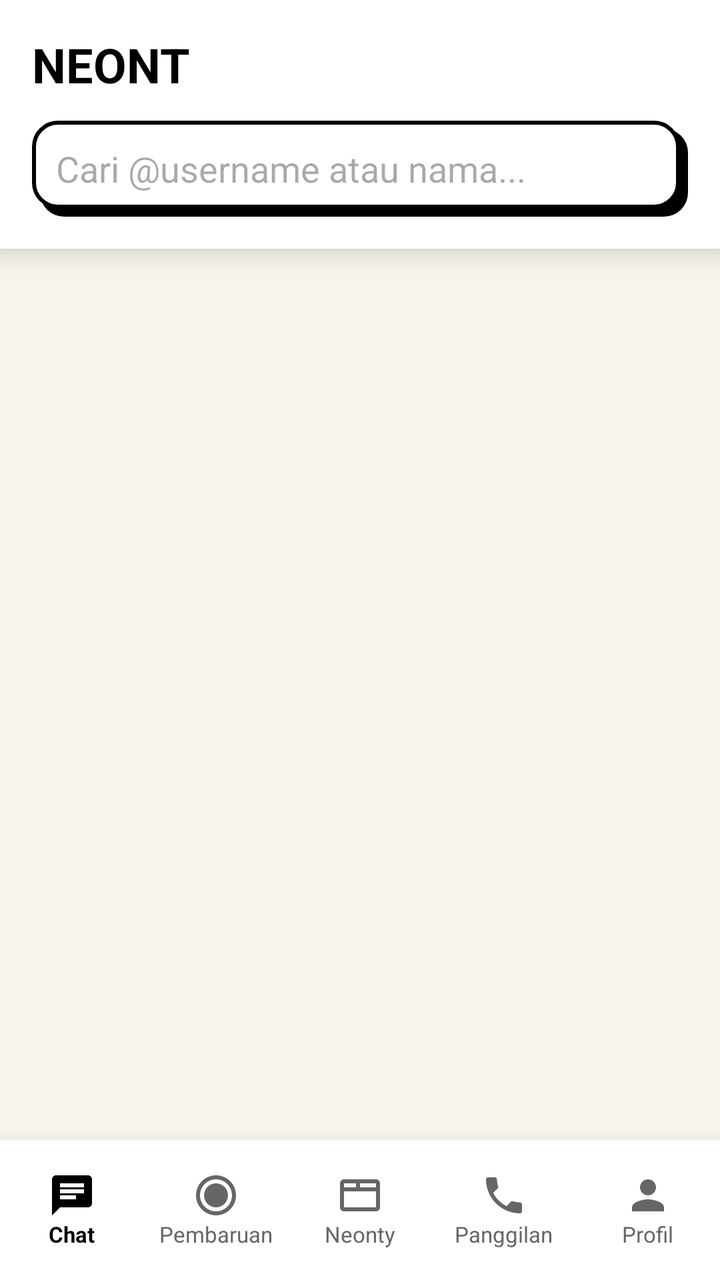
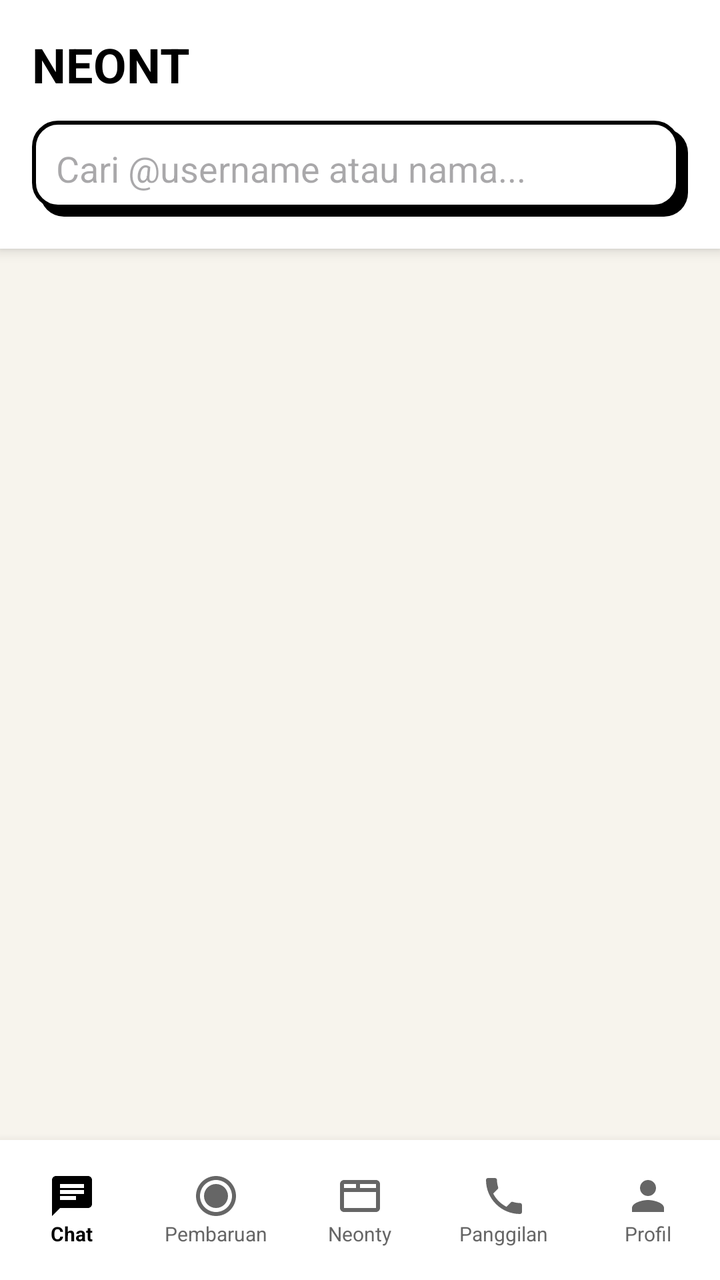

An Android layout rendered at two revisions. The XML below is the earlier revision; the diff shows what the commit changed to produce the second picture.
<!-- AndroidManifest.xml: application theme Theme.Material3.DayNight.NoActionBar -->
<!-- res/layout/activity_home.xml -->
<?xml version="1.0" encoding="utf-8"?>
<androidx.constraintlayout.widget.ConstraintLayout xmlns:android="http://schemas.android.com/apk/res/android"
    xmlns:app="http://schemas.android.com/apk/res-auto"
    android:layout_width="match_parent"
    android:layout_height="match_parent"
    android:background="@color/nb_bg">

    
    <LinearLayout
        android:id="@+id/headerLayout"
        android:layout_width="match_parent"
        android:layout_height="wrap_content"
        android:orientation="vertical"
        android:padding="16dp"
        android:background="@color/nb_white"
        android:elevation="8dp"
        app:layout_constraintTop_toTopOf="parent">

        <TextView
            android:layout_width="wrap_content"
            android:layout_height="wrap_content"
            android:text="NEONT"
            android:textColor="@color/nb_black"
            android:textSize="24sp"
            android:textStyle="bold"
            android:layout_marginBottom="12dp"/>

        <EditText
            android:id="@+id/etHomeSearch"
            android:layout_width="match_parent"
            android:layout_height="48dp"
            android:background="@drawable/nb_box_white"
            android:hint="Cari @username atau nama..."
            android:padding="12dp"
            android:inputType="text"
            android:importantForAutofill="no"/>
    </LinearLayout>

    
    <androidx.recyclerview.widget.RecyclerView
        android:id="@+id/rvChats"
        android:layout_width="match_parent"
        android:layout_height="0dp"
        android:layout_margin="8dp"
        app:layout_constraintTop_toBottomOf="@id/headerLayout"
        app:layout_constraintBottom_toTopOf="@id/bottomNav" />

    
    <LinearLayout
        android:id="@+id/bottomNav"
        android:layout_width="match_parent"
        android:layout_height="70dp"
        android:background="@color/nb_white"
        android:elevation="10dp"
        android:orientation="horizontal"
        app:layout_constraintBottom_toBottomOf="parent">

        <LinearLayout 
            android:id="@+id/navChat"
            android:layout_width="0dp" android:layout_height="match_parent" android:layout_weight="1" android:orientation="vertical" android:gravity="center" android:background="?attr/selectableItemBackground">
            <ImageView android:layout_width="24dp" android:layout_height="24dp" android:src="@drawable/ic_wa_chat" app:tint="@color/nb_black"/>
            <TextView android:layout_width="wrap_content" android:layout_height="wrap_content" android:text="Chat" android:textSize="11sp" android:textStyle="bold" android:textColor="@color/nb_black"/>
        </LinearLayout>

        <LinearLayout 
            android:id="@+id/navPembaruan"
            android:layout_width="0dp" android:layout_height="match_parent" android:layout_weight="1" android:orientation="vertical" android:gravity="center" android:background="?attr/selectableItemBackground">
            <ImageView android:layout_width="24dp" android:layout_height="24dp" android:src="@drawable/ic_wa_status" app:tint="#666666"/>
            <TextView android:layout_width="wrap_content" android:layout_height="wrap_content" android:text="Pembaruan" android:textSize="11sp" android:textColor="#666666"/>
        </LinearLayout>

        <LinearLayout 
            android:id="@+id/navNeonty"
            android:layout_width="0dp" android:layout_height="match_parent" android:layout_weight="1" android:orientation="vertical" android:gravity="center" android:background="?attr/selectableItemBackground">
            <ImageView android:layout_width="24dp" android:layout_height="24dp" android:src="@drawable/ic_neonty_box" app:tint="#666666"/>
            <TextView android:layout_width="wrap_content" android:layout_height="wrap_content" android:text="Neonty" android:textSize="11sp" android:textColor="#666666"/>
        </LinearLayout>

        <LinearLayout 
            android:id="@+id/navPanggilan"
            android:layout_width="0dp" android:layout_height="match_parent" android:layout_weight="1" android:orientation="vertical" android:gravity="center" android:background="?attr/selectableItemBackground">
            <ImageView android:layout_width="24dp" android:layout_height="24dp" android:src="@drawable/ic_wa_call" app:tint="#666666"/>
            <TextView android:layout_width="wrap_content" android:layout_height="wrap_content" android:text="Panggilan" android:textSize="11sp" android:textColor="#666666"/>
        </LinearLayout>

        <LinearLayout 
            android:id="@+id/navProfile"
            android:layout_width="0dp" 
            android:layout_height="match_parent" 
            android:layout_weight="1" 
            android:orientation="vertical" 
            android:gravity="center" 
            android:background="?attr/selectableItemBackground">
            <ImageView android:layout_width="24dp" android:layout_height="24dp" android:src="@drawable/ic_wa_profile" app:tint="#666666"/>
            <TextView android:layout_width="wrap_content" android:layout_height="wrap_content" android:text="Profil" android:textSize="11sp" android:textColor="#666666"/>
        </LinearLayout>

    </LinearLayout>
</androidx.constraintlayout.widget.ConstraintLayout>
<!-- resources referenced by this layout -->
<resources>
  <color name="nb_bg">#F7F4ED</color>
  <color name="nb_black">#000000</color>
  <color name="nb_white">#FFFFFF</color>
  <!-- drawable ic_neonty_box (drawable) -->
  <vector xmlns:android="http://schemas.android.com/apk/res/android" android:width="24dp" android:height="24dp" android:viewportWidth="24" android:viewportHeight="24">
      <path android:fillColor="#000000" android:pathData="M20,4H4C2.9,4 2,4.9 2,6v12c0,1.1 0.9,2 2,2h16c1.1,0 2,-0.9 2,-2V6C22,4.9 21.1,4 20,4zM20,8h-8V6h8V8zM4,6h6v2H4V6zM4,18v-8h16v8H4z"/>
  </vector>
  <!-- drawable ic_wa_call (drawable) -->
  <vector xmlns:android="http://schemas.android.com/apk/res/android" android:width="24dp" android:height="24dp" android:viewportWidth="24" android:viewportHeight="24"><path android:fillColor="#000000" android:pathData="M6.62,10.79c1.44,2.83 3.76,5.14 6.59,6.59l2.2,-2.2c0.27,-0.27 0.67,-0.36 1.02,-0.24 1.12,0.37 2.33,0.57 3.57,0.57 0.55,0 1,0.45 1,1V20c0,0.55 -0.45,1 -1,1 -9.39,0 -17,-7.61 -17,-17 0,-0.55 0.45,-1 1,-1h3.5c0.55,0 1,0.45 1,1 0,1.25 0.2,2.45 0.57,3.57 0.11,0.35 0.03,0.74 -0.25,1.02l-2.2,2.2z"/></vector>
  <!-- drawable ic_wa_chat (drawable) -->
  <vector xmlns:android="http://schemas.android.com/apk/res/android" android:width="24dp" android:height="24dp" android:viewportWidth="24" android:viewportHeight="24"><path android:fillColor="#000000" android:pathData="M20,2H4c-1.1,0 -2,0.9 -2,2v18l4,-4h14c1.1,0 2,-0.9 2,-2V4c0,-1.1 -0.9,-2 -2,-2zM6,9h12v2H6V9zM14,14H6v-2h8V14zM18,8H6V6h12V8z"/></vector>
  <!-- drawable ic_wa_profile (drawable) -->
  <vector xmlns:android="http://schemas.android.com/apk/res/android" android:width="24dp" android:height="24dp" android:viewportWidth="24" android:viewportHeight="24">
      <path android:fillColor="#000000" android:pathData="M12,12c2.21,0 4,-1.79 4,-4s-1.79,-4 -4,-4 -4,1.79 -4,4 1.79,4 4,4zM12,14c-2.67,0 -8,1.34 -8,4v2h16v-2c0,-2.66 -5.33,-4 -8,-4z"/>
  </vector>
  <!-- drawable ic_wa_status (drawable) -->
  <vector xmlns:android="http://schemas.android.com/apk/res/android" android:width="24dp" android:height="24dp" android:viewportWidth="24" android:viewportHeight="24"><path android:fillColor="#000000" android:pathData="M12,2C6.48,2 2,6.48 2,12s4.48,10 10,10 10,-4.48 10,-10S17.52,2 12,2zM12,20c-4.41,0 -8,-3.59 -8,-8s3.59,-8 8,-8 8,3.59 8,8 -3.59,8 -8,8zM12,6c-3.31,0 -6,2.69 -6,6s2.69,6 6,6 6,-2.69 6,-6 -2.69,-6 -6,-6z"/></vector>
  <!-- drawable nb_box_white (drawable) -->
  <?xml version="1.0" encoding="utf-8"?>
  <layer-list xmlns:android="http://schemas.android.com/apk/res/android">
      
      <item android:left="4dp" android:top="4dp">
          <shape>
              <solid android:color="@color/nb_black" />
              <corners android:radius="12dp" />
          </shape>
      </item>
      
      <item android:right="4dp" android:bottom="4dp">
          <shape>
              <solid android:color="@color/nb_white" />
              <stroke android:width="2dp" android:color="@color/nb_black" />
              <corners android:radius="12dp" />
          </shape>
      </item>
  </layer-list>
</resources>

<!-- the commit's change to res/layout/activity_home.xml (unified diff, before → after) -->
@@ -5,7 +5,6 @@
     android:layout_height="match_parent"
     android:background="@color/nb_bg">
 
-    
     <LinearLayout
         android:id="@+id/headerLayout"
         android:layout_width="match_parent"
@@ -13,17 +12,10 @@
         android:orientation="vertical"
         android:padding="16dp"
         android:background="@color/nb_white"
-        android:elevation="8dp"
+        android:elevation="4dp"
         app:layout_constraintTop_toTopOf="parent">
 
-        <TextView
-            android:layout_width="wrap_content"
-            android:layout_height="wrap_content"
-            android:text="NEONT"
-            android:textColor="@color/nb_black"
-            android:textSize="24sp"
-            android:textStyle="bold"
-            android:layout_marginBottom="12dp"/>
+        <TextView android:layout_width="wrap_content" android:layout_height="wrap_content" android:text="NEONT" android:textColor="@color/nb_black" android:textSize="24sp" android:textStyle="bold" android:layout_marginBottom="12dp"/>
 
         <EditText
             android:id="@+id/etHomeSearch"
@@ -36,7 +28,6 @@
             android:importantForAutofill="no"/>
     </LinearLayout>
 
-    
     <androidx.recyclerview.widget.RecyclerView
         android:id="@+id/rvChats"
         android:layout_width="match_parent"
@@ -51,49 +42,33 @@
         android:layout_width="match_parent"
         android:layout_height="70dp"
         android:background="@color/nb_white"
-        android:elevation="10dp"
+        android:elevation="8dp"
         android:orientation="horizontal"
         app:layout_constraintBottom_toBottomOf="parent">
 
-        <LinearLayout 
-            android:id="@+id/navChat"
-            android:layout_width="0dp" android:layout_height="match_parent" android:layout_weight="1" android:orientation="vertical" android:gravity="center" android:background="?attr/selectableItemBackground">
+        <LinearLayout android:id="@+id/navChat" android:layout_width="0dp" android:layout_height="match_parent" android:layout_weight="1" android:orientation="vertical" android:gravity="center" android:background="?attr/selectableItemBackground">
             <ImageView android:layout_width="24dp" android:layout_height="24dp" android:src="@drawable/ic_wa_chat" app:tint="@color/nb_black"/>
-            <TextView android:layout_width="wrap_content" android:layout_height="wrap_content" android:text="Chat" android:textSize="11sp" android:textStyle="bold" android:textColor="@color/nb_black"/>
+            <TextView android:layout_width="wrap_content" android:layout_height="wrap_content" android:text="Chat" android:textSize="10sp" android:textStyle="bold" android:textColor="@color/nb_black"/>
         </LinearLayout>
 
-        <LinearLayout 
-            android:id="@+id/navPembaruan"
-            android:layout_width="0dp" android:layout_height="match_parent" android:layout_weight="1" android:orientation="vertical" android:gravity="center" android:background="?attr/selectableItemBackground">
+        <LinearLayout android:id="@+id/navPembaruan" android:layout_width="0dp" android:layout_height="match_parent" android:layout_weight="1" android:orientation="vertical" android:gravity="center" android:background="?attr/selectableItemBackground">
             <ImageView android:layout_width="24dp" android:layout_height="24dp" android:src="@drawable/ic_wa_status" app:tint="#666666"/>
-            <TextView android:layout_width="wrap_content" android:layout_height="wrap_content" android:text="Pembaruan" android:textSize="11sp" android:textColor="#666666"/>
+            <TextView android:layout_width="wrap_content" android:layout_height="wrap_content" android:text="Pembaruan" android:textSize="10sp" android:textColor="#666666"/>
         </LinearLayout>
 
-        <LinearLayout 
-            android:id="@+id/navNeonty"
-            android:layout_width="0dp" android:layout_height="match_parent" android:layout_weight="1" android:orientation="vertical" android:gravity="center" android:background="?attr/selectableItemBackground">
+        <LinearLayout android:id="@+id/navNeonty" android:layout_width="0dp" android:layout_height="match_parent" android:layout_weight="1" android:orientation="vertical" android:gravity="center" android:background="?attr/selectableItemBackground">
             <ImageView android:layout_width="24dp" android:layout_height="24dp" android:src="@drawable/ic_neonty_box" app:tint="#666666"/>
-            <TextView android:layout_width="wrap_content" android:layout_height="wrap_content" android:text="Neonty" android:textSize="11sp" android:textColor="#666666"/>
+            <TextView android:layout_width="wrap_content" android:layout_height="wrap_content" android:text="Neonty" android:textSize="10sp" android:textColor="#666666"/>
         </LinearLayout>
 
-        <LinearLayout 
-            android:id="@+id/navPanggilan"
-            android:layout_width="0dp" android:layout_height="match_parent" android:layout_weight="1" android:orientation="vertical" android:gravity="center" android:background="?attr/selectableItemBackground">
+        <LinearLayout android:id="@+id/navPanggilan" android:layout_width="0dp" android:layout_height="match_parent" android:layout_weight="1" android:orientation="vertical" android:gravity="center" android:background="?attr/selectableItemBackground">
             <ImageView android:layout_width="24dp" android:layout_height="24dp" android:src="@drawable/ic_wa_call" app:tint="#666666"/>
-            <TextView android:layout_width="wrap_content" android:layout_height="wrap_content" android:text="Panggilan" android:textSize="11sp" android:textColor="#666666"/>
+            <TextView android:layout_width="wrap_content" android:layout_height="wrap_content" android:text="Panggilan" android:textSize="10sp" android:textColor="#666666"/>
         </LinearLayout>
 
-        <LinearLayout 
-            android:id="@+id/navProfile"
-            android:layout_width="0dp" 
-            android:layout_height="match_parent" 
-            android:layout_weight="1" 
-            android:orientation="vertical" 
-            android:gravity="center" 
-            android:background="?attr/selectableItemBackground">
+        <LinearLayout android:id="@+id/navProfile" android:layout_width="0dp" android:layout_height="match_parent" android:layout_weight="1" android:orientation="vertical" android:gravity="center" android:background="?attr/selectableItemBackground">
             <ImageView android:layout_width="24dp" android:layout_height="24dp" android:src="@drawable/ic_wa_profile" app:tint="#666666"/>
-            <TextView android:layout_width="wrap_content" android:layout_height="wrap_content" android:text="Profil" android:textSize="11sp" android:textColor="#666666"/>
+            <TextView android:layout_width="wrap_content" android:layout_height="wrap_content" android:text="Profil" android:textSize="10sp" android:textColor="#666666"/>
         </LinearLayout>
-
     </LinearLayout>
 </androidx.constraintlayout.widget.ConstraintLayout>
